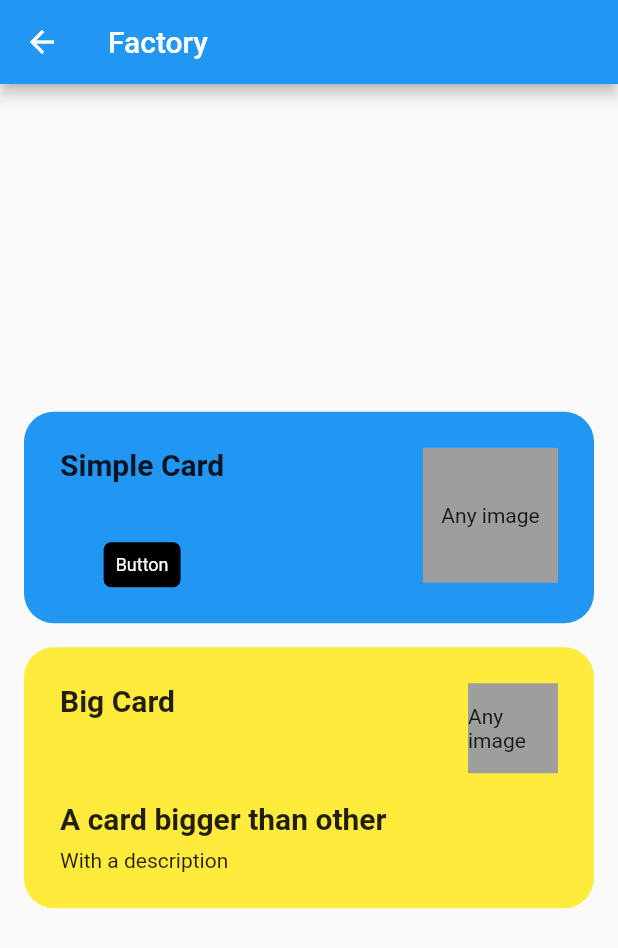
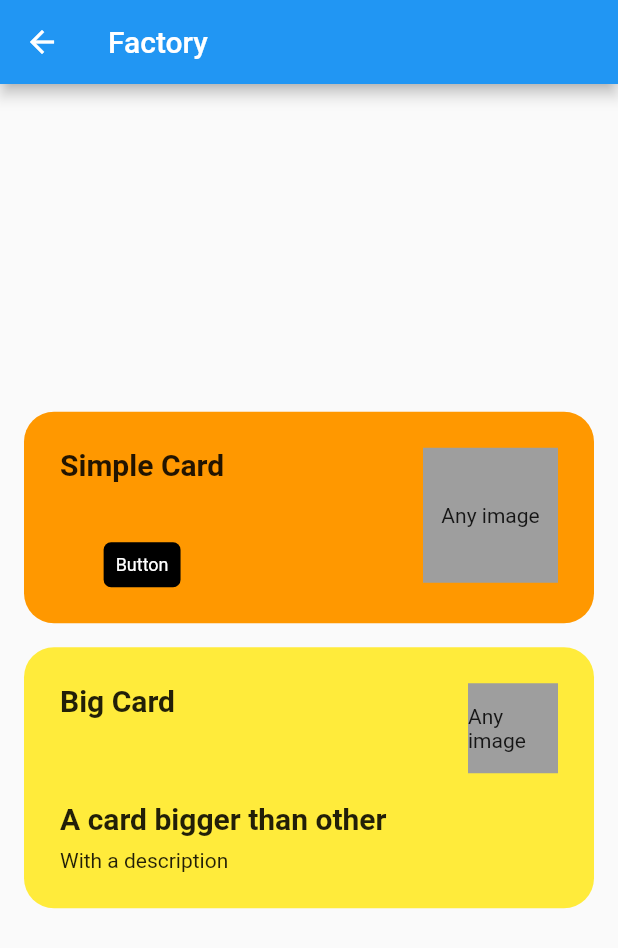
Before and after one commit to hendriksonpetzold/flutter_design_patterns, a Flutter app: the FactoryPage screen opened by its route, on a phone screen of 412 x 824 dp. Shown: the top 948 px of the screen. Run offline on Flutter 3.47's test engine with Material 2 defaults, Android fonts, the phone set to English and light mode, and no system bars; our stand-ins replace dio, get.

Commit message:
feat: singleton_pattern

```diff
--- a/lib/pages/patterns/abstract_factory/abstract_factory_page.dart
+++ b/lib/pages/patterns/abstract_factory/abstract_factory_page.dart
@@ -29,7 +29,7 @@ class AbstractFactoryPage extends StatelessWidget {
             ),
             ElevatedButton(
               onPressed: () {
-                controller.isDarkTheme = !controller.isDarkTheme;
+                controller.theme.isDarkMode = !controller.theme.isDarkMode;
               },
               child: const Text('Change theme'),
             )
--- a/lib/pages/patterns/factory/factory_page.dart
+++ b/lib/pages/patterns/factory/factory_page.dart
@@ -1,5 +1,6 @@
 import 'package:flutter/material.dart';
 import 'package:flutter_design_patterns/pages/patterns/factory/factory_page_card.dart';
+import 'package:flutter_design_patterns/pages/patterns/singleton/singleton_theme.dart';
 
 class FactoryPage extends StatelessWidget {
   const FactoryPage({Key? key}) : super(key: key);
@@ -16,9 +17,11 @@ class FactoryPage extends StatelessWidget {
           child: Column(
             mainAxisAlignment: MainAxisAlignment.center,
             children: [
-              const FactoryPageCard(
+              FactoryPageCard(
                 title: 'Simple Card',
-                cardColor: Colors.blue,
+                cardColor: SingletonTheme.getInstance().isDarkMode
+                    ? Colors.orange
+                    : Colors.white,
               ),
               const SizedBox(
                 height: 16,
--- /dev/null
+++ b/lib/pages/patterns/singleton/singleton_theme.dart
@@ -0,0 +1,12 @@
+class SingletonTheme {
+  SingletonTheme._();
+
+  static SingletonTheme? _instance;
+
+  static SingletonTheme getInstance() {
+    _instance ??= SingletonTheme._();
+    return _instance!;
+  }
+
+  bool isDarkMode = true;
+}
```
Also changed, not shown: lib/pages/patterns/abstract_factory/abstract_factory_page_controller.dart (+9 -1 lines).
